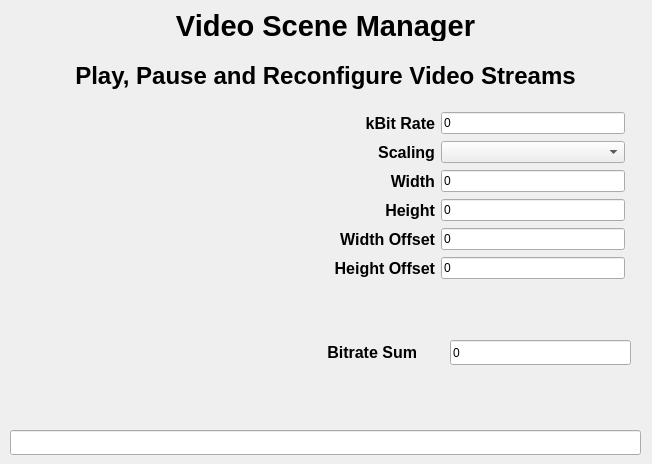
The window that wsp/src/tod_perception/tod_perception/tod_video/ui/SceneManager.ui (rnjefferies/remote_drivingCAN) describes before a commit, drawn with Qt 5.
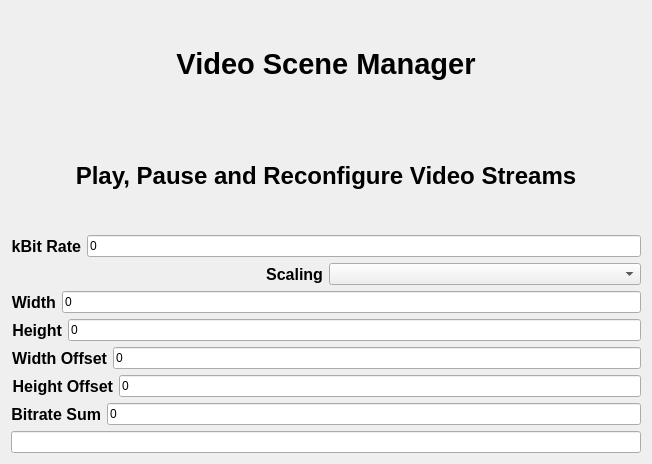
The same window after the commit.

What changed in the file:
```diff
--- a/wsp/src/tod_perception/tod_perception/tod_video/ui/SceneManager.ui
+++ b/wsp/src/tod_perception/tod_perception/tod_video/ui/SceneManager.ui
@@ -14,15 +14,9 @@
    <string>Video Scene Manager</string>
   </property>
   <widget class="QWidget" name="centralWidget">
+   <layout class="QVBoxLayout" name="mainLayout">
+    <item>
    <widget class="QLabel" name="label">
-    <property name="geometry">
-     <rect>
-      <x>10</x>
-      <y>10</y>
-      <width>631</width>
-      <height>31</height>
-     </rect>
-    </property>
     <property name="font">
      <font>
       <pointsize>22</pointsize>
@@ -37,15 +31,9 @@
      <set>Qt::AlignCenter</set>
     </property>
    </widget>
+    </item>
+    <item>
    <widget class="QLabel" name="label_6">
-    <property name="geometry">
-     <rect>
-      <x>10</x>
-      <y>60</y>
-      <width>631</width>
-      <height>32</height>
-     </rect>
-    </property>
     <property name="font">
      <font>
       <pointsize>18</pointsize>
@@ -60,26 +48,7 @@
      <set>Qt::AlignCenter</set>
     </property>
    </widget>
-   <widget class="QLineEdit" name="infoLineEdit">
-    <property name="geometry">
-     <rect>
-      <x>10</x>
-      <y>430</y>
-      <width>631</width>
-      <height>25</height>
-     </rect>
-    </property>
-   </widget>
-   <widget class="QWidget" name="verticalLayoutWidget_2">
-    <property name="geometry">
-     <rect>
-      <x>240</x>
-      <y>100</y>
-      <width>396</width>
-      <height>197</height>
-     </rect>
-    </property>
-    <layout class="QVBoxLayout" name="verticalLayout_2">
+    </item>
      <item>
       <layout class="QHBoxLayout" name="horizontalLayout_2">
        <item>
@@ -101,12 +70,6 @@
        </item>
        <item>
         <widget class="QLineEdit" name="bitrateLineEdit">
-         <property name="sizePolicy">
-          <sizepolicy hsizetype="Minimum" vsizetype="Fixed">
-           <horstretch>0</horstretch>
-           <verstretch>0</verstretch>
-          </sizepolicy>
-         </property>
          <property name="text">
           <string>0</string>
          </property>
@@ -159,12 +122,6 @@
        </item>
        <item>
         <widget class="QLineEdit" name="widthLineEdit">
-         <property name="sizePolicy">
-          <sizepolicy hsizetype="Minimum" vsizetype="Fixed">
-           <horstretch>0</horstretch>
-           <verstretch>0</verstretch>
-          </sizepolicy>
-         </property>
          <property name="text">
           <string>0</string>
          </property>
@@ -193,12 +150,6 @@
        </item>
        <item>
         <widget class="QLineEdit" name="heightLineEdit">
-         <property name="sizePolicy">
-          <sizepolicy hsizetype="Minimum" vsizetype="Fixed">
-           <horstretch>0</horstretch>
-           <verstretch>0</verstretch>
-          </sizepolicy>
-         </property>
          <property name="text">
           <string>0</string>
          </property>
@@ -227,12 +178,6 @@
        </item>
        <item>
         <widget class="QLineEdit" name="widthOffsetLineEdit">
-         <property name="sizePolicy">
-          <sizepolicy hsizetype="Minimum" vsizetype="Fixed">
-           <horstretch>0</horstretch>
-           <verstretch>0</verstretch>
-          </sizepolicy>
-         </property>
          <property name="text">
           <string>0</string>
          </property>
@@ -261,12 +206,6 @@
        </item>
        <item>
         <widget class="QLineEdit" name="heightOffsetLineEdit">
-         <property name="sizePolicy">
-          <sizepolicy hsizetype="Minimum" vsizetype="Fixed">
-           <horstretch>0</horstretch>
-           <verstretch>0</verstretch>
-          </sizepolicy>
-         </property>
          <property name="text">
           <string>0</string>
          </property>
@@ -274,36 +213,10 @@
        </item>
       </layout>
      </item>
-    </layout>
-   </widget>
-   <widget class="QLineEdit" name="bitrateSumLineEdit">
-    <property name="geometry">
-     <rect>
-      <x>450</x>
-      <y>340</y>
-      <width>181</width>
-      <height>25</height>
-     </rect>
-    </property>
-    <property name="sizePolicy">
-     <sizepolicy hsizetype="Minimum" vsizetype="Fixed">
-      <horstretch>0</horstretch>
-      <verstretch>0</verstretch>
-     </sizepolicy>
-    </property>
-    <property name="text">
-     <string>0</string>
-    </property>
-   </widget>
+    <item>
+     <layout class="QHBoxLayout" name="horizontalLayout_13">
+      <item>
    <widget class="QLabel" name="labelBitrSum">
-    <property name="geometry">
-     <rect>
-      <x>240</x>
-      <y>340</y>
-      <width>177</width>
-      <height>25</height>
-     </rect>
-    </property>
     <property name="font">
      <font>
       <pointsize>12</pointsize>
@@ -318,6 +231,24 @@
      <set>Qt::AlignRight|Qt::AlignTrailing|Qt::AlignVCenter</set>
     </property>
    </widget>
+      </item>
+      <item>
+       <widget class="QLineEdit" name="bitrateSumLineEdit">
+        <property name="text">
+         <string>0</string>
+        </property>
+       </widget>
+      </item>
+     </layout>
+    </item>
+    <item>
+     <widget class="QLineEdit" name="infoLineEdit">
+      <property name="text">
+       <string></string>
+      </property>
+     </widget>
+    </item>
+   </layout>
   </widget>
  </widget>
  <layoutdefault spacing="6" margin="11"/>
```
Lines whose indentation alone changed are shown as unchanged.
